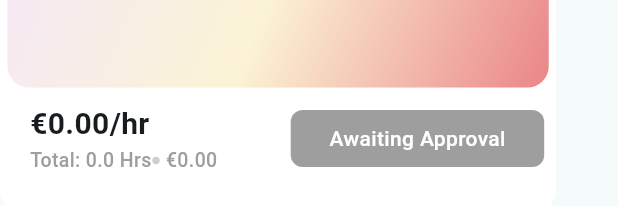
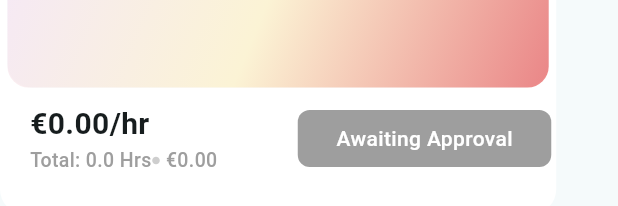
Before and after one commit to Nandhuselvan17/flutter_task_one, a Flutter app: the FlaggedWidget widget shown alone on an empty page, opened directly with empty values, on a phone screen of 412 x 824 dp. Shown: the part 142-348 px from the top of the screen. Run offline on Flutter 3.47's test engine with Material 3 defaults, Android fonts, the phone set to English and light mode, and no system bars; our stand-ins replace dotted_line, flutter_riverpod; network calls fail.

Commit message:
flutter task

```diff
--- a/lib/time_sheet_screen/provider/submit_provider.dart
+++ b/lib/time_sheet_screen/provider/submit_provider.dart
@@ -13,7 +13,7 @@ final submittedShiftProvider = FutureProvider<List<SubmittedShift>>((ref) async
   final body = jsonDecode(response.body) as Map<String, dynamic>;
   final weeks = (body['data']?['data'] as List<dynamic>?) ?? [];
 
-  return weeks.expand<SubmittedShift>((week) {
+  return weeks.expand<SubmittedShift>((week ) {
     final weekTitle = week['week'] ?? 'Unknown Week';
     final weekId = week['week_id'] ?? '';
     final shifts = week['shifts'] as List<dynamic>? ?? [];
--- a/lib/time_sheet_screen/views/widget/flagged_widget.dart
+++ b/lib/time_sheet_screen/views/widget/flagged_widget.dart
@@ -113,7 +113,7 @@ class FlaggedWidget extends StatelessWidget {
                     ),
                   ),
                 ),
-                const SizedBox(width: 8),
+                  SizedBox(width: MediaQuery.of(context).size.width * 0.008),
               ],
             ),
           ),
```
Also changed, not shown: lib/time_sheet_screen/provider/unattended_provider.dart (+0 -16 lines).
